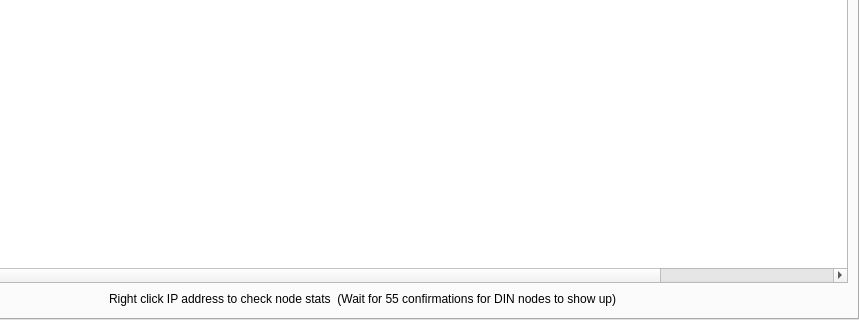
First picture: the form in src/qt/forms/masternodelist.ui, repository hardwarewise/SIN-core, before the edit; both pictures show x 141 to 1000 and y 280 to 600 of the 1000 by 600 pixel window.
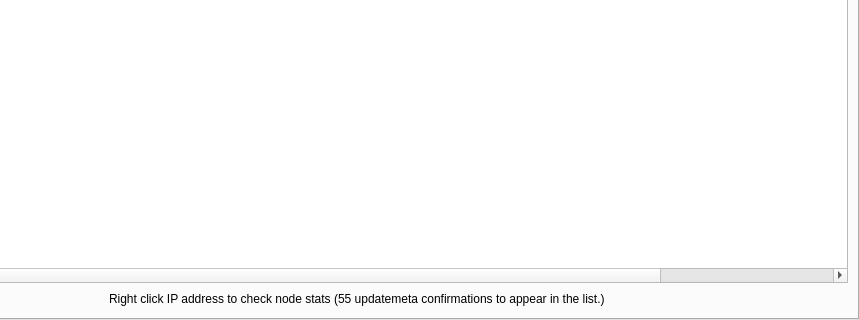
Second picture: the form after the edit. Icons and pictures are not drawn.

Commit message: info text changed

Patch:
```diff
--- a/src/qt/forms/masternodelist.ui
+++ b/src/qt/forms/masternodelist.ui
@@ -447,7 +447,7 @@
               <string notr="true"/>
              </property>
              <property name="text">
-              <string>Right click IP address to check node stats  (Wait for 55 confirmations for DIN nodes to show up)</string>
+              <string>Right click IP address to check node stats (55 updatemeta confirmations to appear in the list.)</string>
              </property>
             </widget>
            </item>
```
